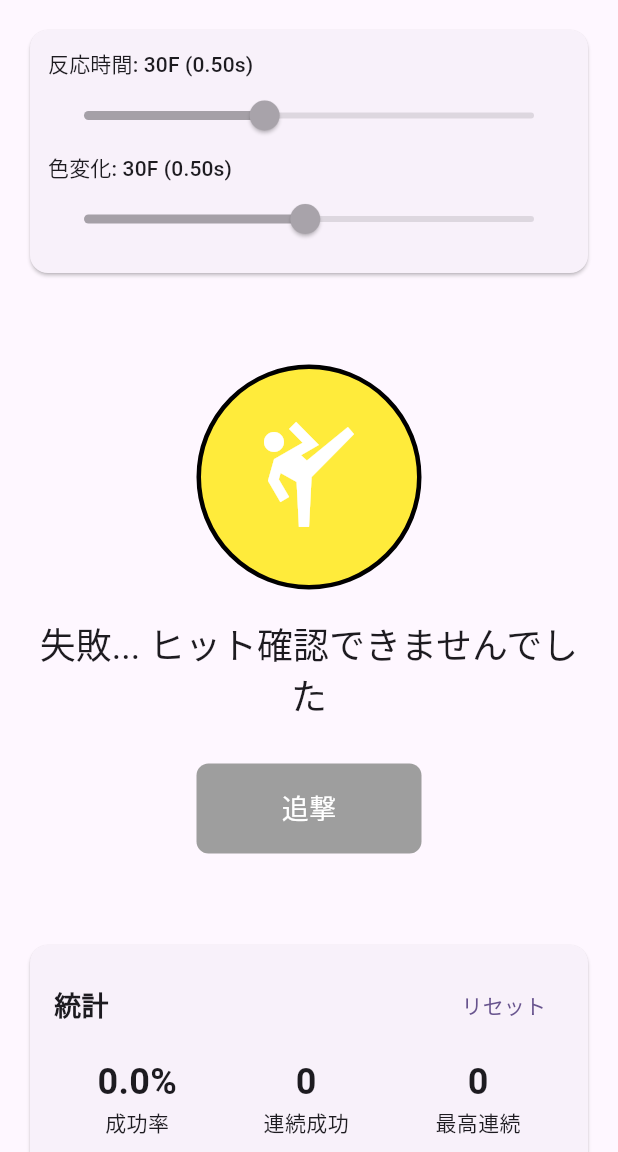
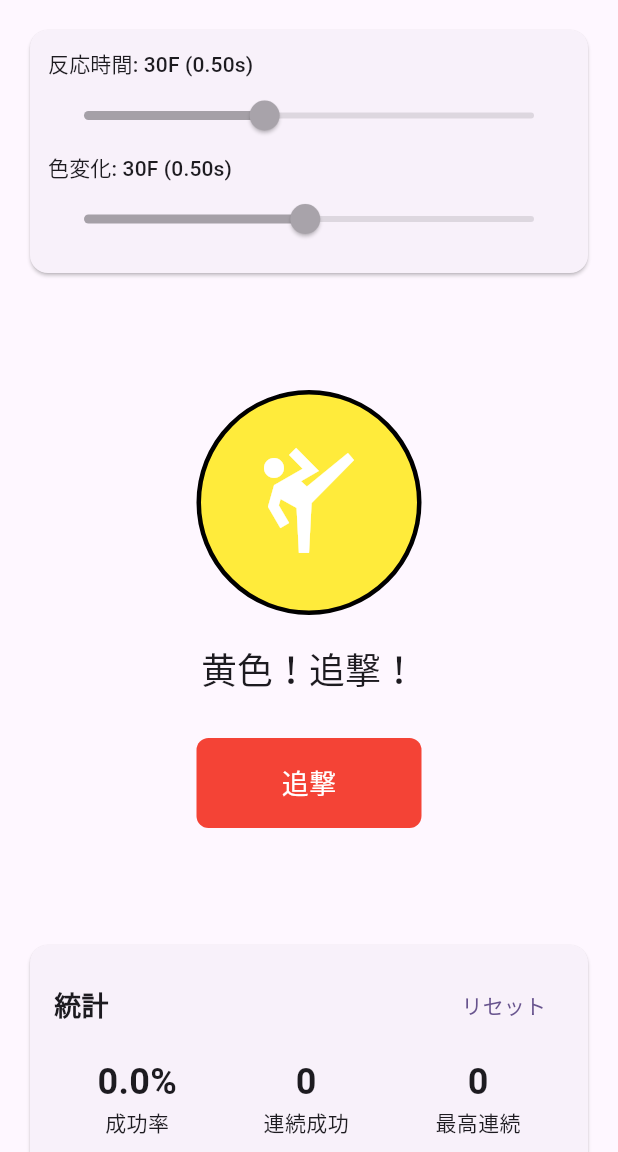
Before and after one commit to nilg5120/hit_confirm, a Flutter app: the screen it shows after launch, after a tap on "スタート", on a phone screen of 412 x 824 dp, the part 84-1236 px from its top. Run offline on Flutter 3.47's test engine with Material 3 defaults, Android fonts, the light colour scheme and no system bars.

Commit message:
feat: 遅延入力機能の追加と設定画面の文言修正
- README.md: 設定画面の文言を「反応時間の調整」から「反応猶予の調整」に変更
- enums.dart: GameStateにtimeoutを追加
- hit_confirm_screen.dart: 遅延入力を受け付ける処理を追加し、ゲーム状態にtimeoutを追加
- primary_action_button.dart: ボタンの色と有効状態にtimeoutを考慮
- widget_test.dart: 設定スライダーのテスト名を変更

```diff
--- a/lib/models/enums.dart
+++ b/lib/models/enums.dart
@@ -2,6 +2,7 @@ enum GameState {
   waiting, // 待機中
   ready, // スタート押下後、色変化待ち
   active, // 色変化後、入力待ち
+  timeout, // タイムアウト後、遅延入力待ち
   result, // 結果表示
 }
 
--- a/lib/screens/hit_confirm_screen.dart
+++ b/lib/screens/hit_confirm_screen.dart
@@ -30,6 +30,7 @@ class _HitConfirmScreenState extends State<HitConfirmScreen> {
   // ゲーム制御
   Timer? _gameTimer;
   Timer? _reactionTimer;
+  Timer? _delayedInputTimer;
   DateTime? _colorChangeTime;
   final Random _random = Random();
 
@@ -41,6 +42,7 @@ class _HitConfirmScreenState extends State<HitConfirmScreen> {
   void dispose() {
     _gameTimer?.cancel();
     _reactionTimer?.cancel();
+    _delayedInputTimer?.cancel();
     super.dispose();
   }
 
@@ -118,20 +120,54 @@ class _HitConfirmScreenState extends State<HitConfirmScreen> {
     final wasHit = _iconColor == IconColor.hit;
     _totalAttempts++;
 
-    setState(() {
-      _gameState = GameState.result;
-      // ガードの時に押さないのが正解
-      if (!wasHit) {
+    if (wasHit) {
+      // 追撃の場合（黄色）は遅延入力を受け付ける
+      setState(() {
+        _gameState = GameState.timeout;
+        _consecutiveSuccess = 0;
+        _resultMessage = '失敗... ヒット確認できませんでした';
+      });
+
+      // 0.5秒間遅延入力を受け付ける
+      _delayedInputTimer?.cancel();
+      _delayedInputTimer = Timer(const Duration(milliseconds: 500), () {
+        if (_gameState == GameState.timeout) {
+          setState(() {
+            _gameState = GameState.result;
+          });
+          // 2秒後に次のラウンドへ
+          Timer(const Duration(seconds: 2), _resetGame);
+        }
+      });
+    } else {
+      // ガードの場合（青）は従来通りの処理
+      setState(() {
+        _gameState = GameState.result;
         _successCount++;
         _consecutiveSuccess++;
         if (_consecutiveSuccess > _maxConsecutiveSuccess) {
           _maxConsecutiveSuccess = _consecutiveSuccess;
         }
         _resultMessage = '正解！ ガードを見切りました';
-      } else {
-        _consecutiveSuccess = 0;
-        _resultMessage = '失敗... ヒット確認できませんでした';
-      }
+      });
+
+      // 2秒後に次のラウンドへ
+      Timer(const Duration(seconds: 2), _resetGame);
+    }
+  }
+
+  void _onDelayedAttackPressed() {
+    if (_gameState != GameState.timeout) return;
+
+    _delayedInputTimer?.cancel();
+
+    final reactionTime =
+        DateTime.now().difference(_colorChangeTime!).inMilliseconds;
+
+    setState(() {
+      _gameState = GameState.result;
+      _reactionTimeMs = reactionTime;
+      // メッセージは既に設定済み（失敗メッセージ）
     });
 
     // 2秒後に次のラウンドへ
@@ -165,6 +201,8 @@ class _HitConfirmScreenState extends State<HitConfirmScreen> {
       case GameState.ready:
         return '準備中...';
       case GameState.active:
+        return _iconColor == IconColor.hit ? '黄色！追撃！' : '青！ガード！';
+      case GameState.timeout:
         return _iconColor == IconColor.hit ? '黄色！追撃！' : '青！ガード！';
       case GameState.result:
         return _resultMessage;
@@ -271,6 +309,8 @@ class _HitConfirmScreenState extends State<HitConfirmScreen> {
       _startGame(); // スタートは押した瞬間
     } else if (_gameState == GameState.active) {
       _onAttackPressed(); // 追撃も押した瞬間
+    } else if (_gameState == GameState.timeout) {
+      _onDelayedAttackPressed(); // 遅延入力
     }
   }
 
--- a/lib/widgets/primary_action_button.dart
+++ b/lib/widgets/primary_action_button.dart
@@ -15,14 +15,14 @@ class PrimaryActionButton extends StatelessWidget {
 
   Color _buttonColor() {
     if (gameState == GameState.waiting) return Colors.green;
-    if (gameState == GameState.active) return Colors.red;
+    if (gameState == GameState.active || gameState == GameState.timeout) return Colors.red;
     return Colors.grey;
   }
 
   String _label() => gameState == GameState.waiting ? 'スタート' : '追撃';
 
   bool get _isTapEnabled =>
-      gameState == GameState.waiting || gameState == GameState.active;
+      gameState == GameState.waiting || gameState == GameState.active || gameState == GameState.timeout;
 
   @override
   Widget build(BuildContext context) {
```
Also changed, not shown: 2 other files.
